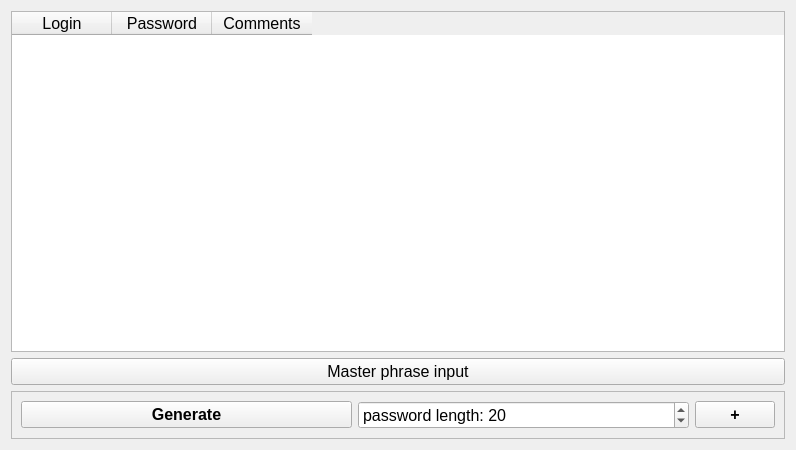
The window that widget.ui (nawww83/AllPass) describes before a commit, drawn with Qt 5.
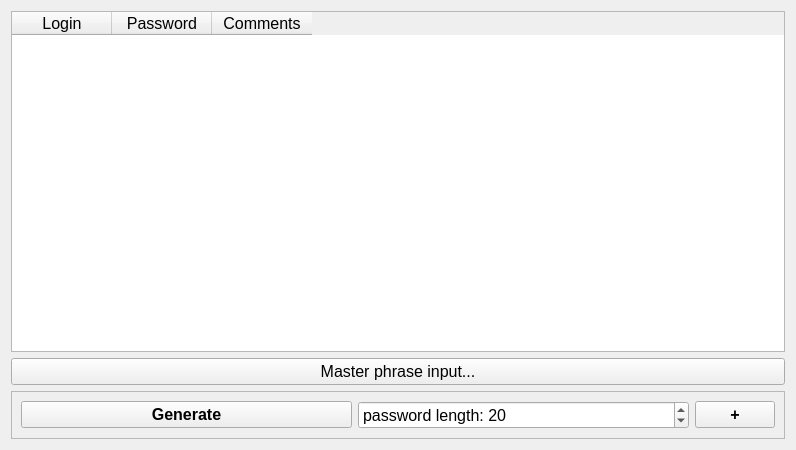
The same window after the commit.

Commit message: fix some troubles for empty rows; add some crc

```diff
--- a/widget.ui
+++ b/widget.ui
@@ -51,7 +51,7 @@
         <enum>Qt::ContextMenuPolicy::NoContextMenu</enum>
        </property>
        <property name="text">
-        <string>Master phrase input</string>
+        <string>Master phrase input...</string>
        </property>
       </widget>
      </item>
```
The commit also changes 1 other file.
